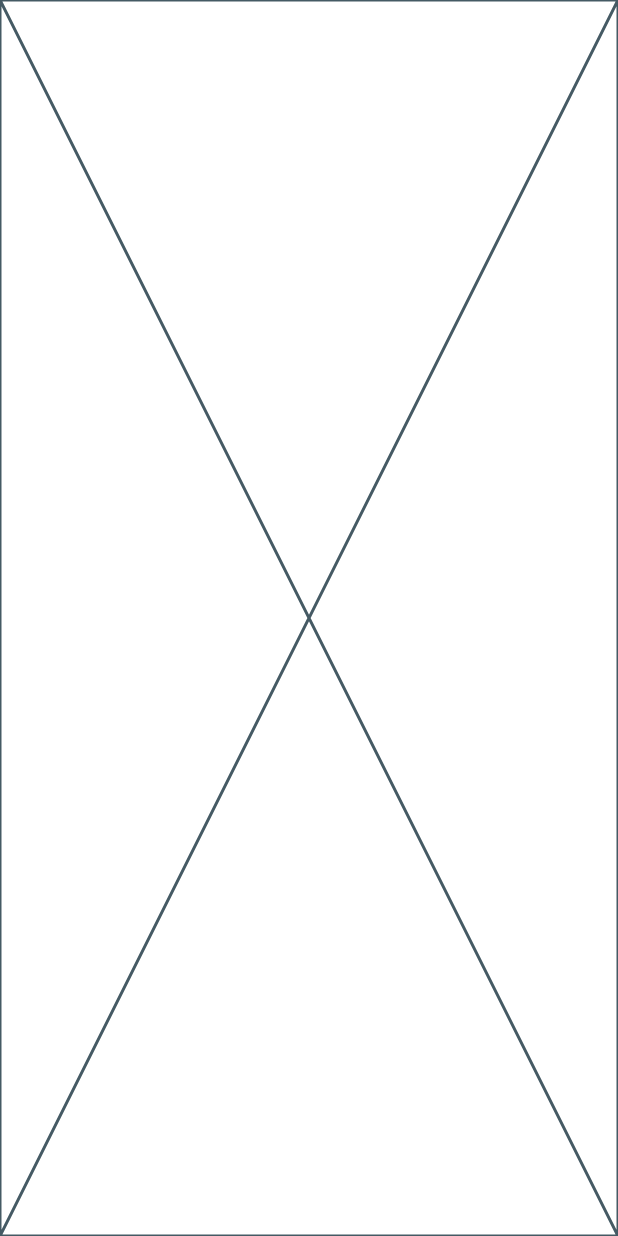
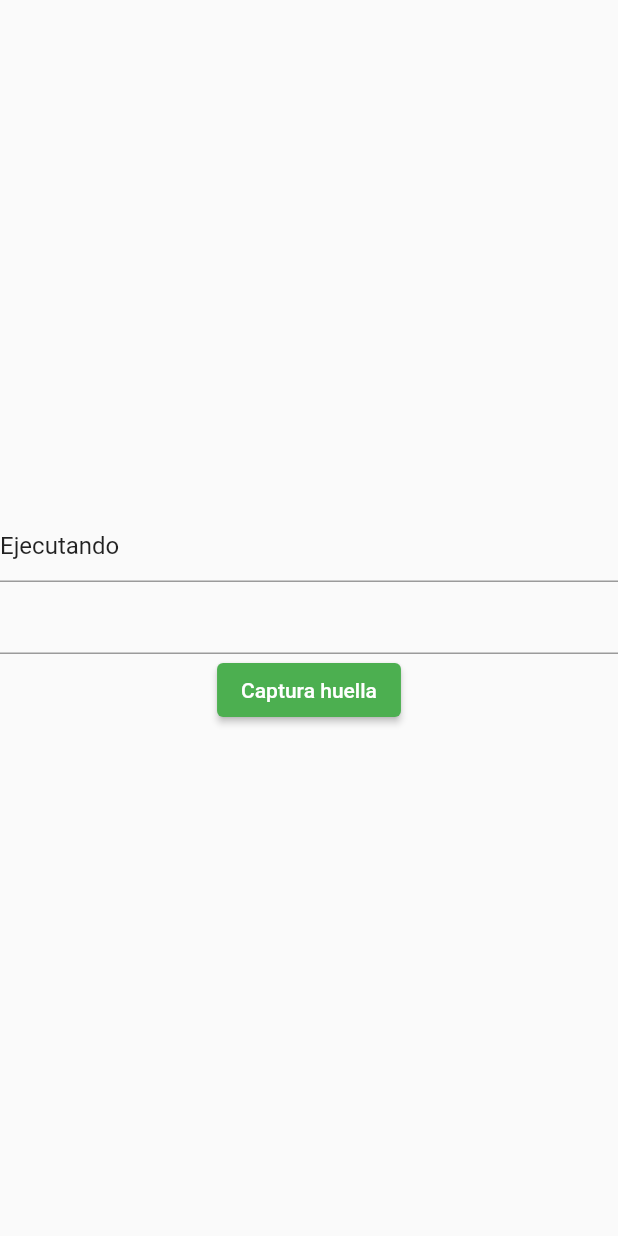
Before and after one commit to lalas20/postjava, a Flutter app: the screen it shows after launch, after a tap on "Finger", on a phone screen of 412 x 824 dp. Run offline on Flutter 3.47's test engine with Material 2 defaults, Android fonts, the phone set to English and light mode, and no system bars.

Commit message:
add finger

```diff
--- a/lib/01pages/fingerpage.dart
+++ b/lib/01pages/fingerpage.dart
@@ -1,4 +1,6 @@
 import 'package:flutter/material.dart';
+
+import '../02service/channel/plataformchannel.dart';
 
 class FingerPage extends StatefulWidget {
   const FingerPage({super.key});
@@ -8,8 +10,53 @@ class FingerPage extends StatefulWidget {
 }
 
 class _FingerPageState extends State<FingerPage> {
+  final txtInicial = TextEditingController();
+  final txtProcess = TextEditingController();
+  final resul = PlaformChannel();
+
+  @override
+  void initState() {
+    // TODO: implement initState
+    super.initState();
+    //final resul = PlaformChannel();
+    resul.fingerChannel.inicilizaFinger();
+    txtInicial.text = "Ejecutando";
+  }
+
+  void _getFinger() async {
+    final res = await resul.fingerChannel.captureFingerISO();
+    setState(() {
+      txtProcess.text = res ?? "sin revisión";
+    });
+  }
+
+  void capturFinger() {
+    final res = resul.fingerChannel.capturFinger();
+    setState(() {
+      txtProcess.text = res as String;
+    });
+  }
+
   @override
   Widget build(BuildContext context) {
-    return const Placeholder();
+    return Material(
+      child: Center(
+        child: Column(
+          mainAxisAlignment: MainAxisAlignment.center,
+          children: [
+            TextField(
+              controller: txtInicial,
+              readOnly: true,
+            ),
+            TextField(
+              controller: txtProcess,
+              readOnly: true,
+            ),
+            ElevatedButton(
+                onPressed: _getFinger, child: const Text('Captura huella'))
+          ],
+        ),
+      ),
+    );
   }
 }
```
Also changed, not shown: lib/02service/channel/fingerchannel.dart (+16 -1 lines), 2 other files.
